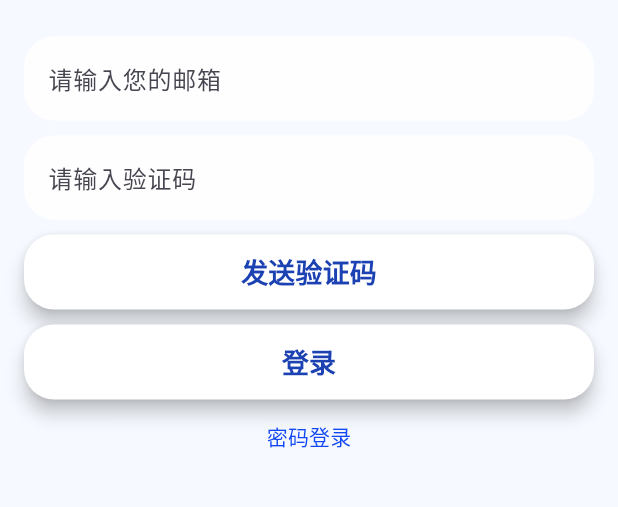
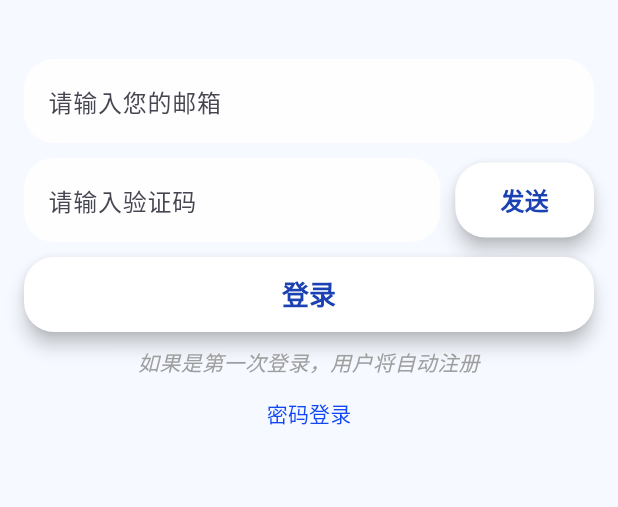
Before and after one commit to XiaohanA2/AirRowing, a Flutter app: the CodePage screen opened by its route, on a phone screen of 412 x 824 dp, the part 364-871 px from its top. Run offline on Flutter 3.47's test engine with Material 3 defaults, Android fonts, the light colour scheme and no system bars; our stand-ins replace camera, dio, fl_chart, flutter_blue_plus, flutter_dotenv, flutter_tts and 10 more; missing offline and left inert: dart:ffi, geocode, google_mlkit_commons, google_mlkit_pose_detection; accounts and stored records are empty; Roboto replaces fonts that are missing (inter).

Commit message:
浅浅优化了一下登录界面

```diff
--- a/frontend/lib/modules/login/code/code_page.dart
+++ b/frontend/lib/modules/login/code/code_page.dart
@@ -62,8 +62,12 @@ class CodePage extends StatelessWidget {
                     ),
                   ),
                   Padding(padding: const EdgeInsets.only(top: 10.0)),
-                  // 验证码输入框
-                  TextField(
+                  // 验证码输入框和发送验证码按钮
+                  Row(
+                    children: [
+                      Expanded(
+                        flex: 3,
+                        child: TextField(
                           controller: logic.state.codeController,
                           decoration: InputDecoration(
                             labelText: '请输入验证码',
@@ -79,32 +83,43 @@ class CodePage extends StatelessWidget {
                             ),
                           ),
                         ),
-                  Padding(padding: const EdgeInsets.only(top: 10.0)),
-                  // 发送验证码按钮
-                  ElevatedButton(
+                      ),
+                      SizedBox(width: 10), // 间距
+                      Expanded(
+                        flex: 1,
+                        child: Obx(
+                              () => ElevatedButton(
                             style: ButtonStyle(
                               elevation: MaterialStateProperty.all<double>(5),
-                      minimumSize: MaterialStateProperty.all<Size>(Size(400, 50)),
+                              minimumSize: MaterialStateProperty.all<Size>(Size(60, 50)),
                               backgroundColor: MaterialStateProperty.all<Color>(Colors.white),
                               shape: MaterialStateProperty.all<RoundedRectangleBorder>(
                                 RoundedRectangleBorder(
-                          borderRadius: BorderRadius.circular(20), // 圆角半径
+                                  borderRadius: BorderRadius.circular(20),
                                 ),
                               ),
                             ),
-                    onPressed: logic.sendVerificationCode,
+                            onPressed: logic.isTimerRunning.value ? null : logic.sendVerificationCode,
                             child: Text(
-                      '发送验证码',
+                              logic.isTimerRunning.value
+                                  ? '${logic.countdown.value}s'
+                                  : '发送',
                               style: TextStyle(
-                        color: Color(0xFF1B41B2),
+                                color: logic.isTimerRunning.value
+                                    ? Colors.grey
+                                    : Color(0xFF1B41B2),
                                 fontFamily: 'inter',
-                        fontSize: 18,
+                                fontSize: 16,
                                 fontWeight: FontWeight.bold,
                               ),
                             ),
                           ),
+                        ),
+                      ),
+                    ],
+                  ),
                   Padding(padding: const EdgeInsets.only(top: 10.0)),
-                  // 验证码登录按钮
+                  // 登录按钮
                   ElevatedButton(
                     style: ButtonStyle(
                       elevation: MaterialStateProperty.all<double>(5),
@@ -125,6 +140,20 @@ class CodePage extends StatelessWidget {
                         fontSize: 18,
                         fontWeight: FontWeight.bold,
                       ),
+                    ),
+                  ),
+                  // 提示文字
+                  Padding(
+                    padding: const EdgeInsets.only(top: 10.0),
+                    child: Text(
+                      '如果是第一次登录，用户将自动注册',
+                      style: TextStyle(
+                        color: Colors.grey,
+                        fontFamily: 'inter',
+                        fontSize: 14,
+                        fontStyle: FontStyle.italic,
+                      ),
+                      textAlign: TextAlign.center,
                     ),
                   ),
                   // 错误提示
--- a/frontend/lib/modules/login/login_page.dart
+++ b/frontend/lib/modules/login/login_page.dart
@@ -71,7 +71,7 @@ class LoginPage extends StatelessWidget {
                     TextField(
                       controller: logic.state.emailController,
                       decoration: InputDecoration(
-                        labelText: '请输入您的邮箱',
+                        labelText: '请输入您的用户名或邮箱',
                         filled: true,
                         fillColor: Colors.white.withOpacity(0.9),
                         enabledBorder: OutlineInputBorder(
```
Also changed, not shown: frontend/lib/modules/login/code/code_logic.dart (+23 -0 lines). Lines whose indentation alone changed are shown as unchanged.
